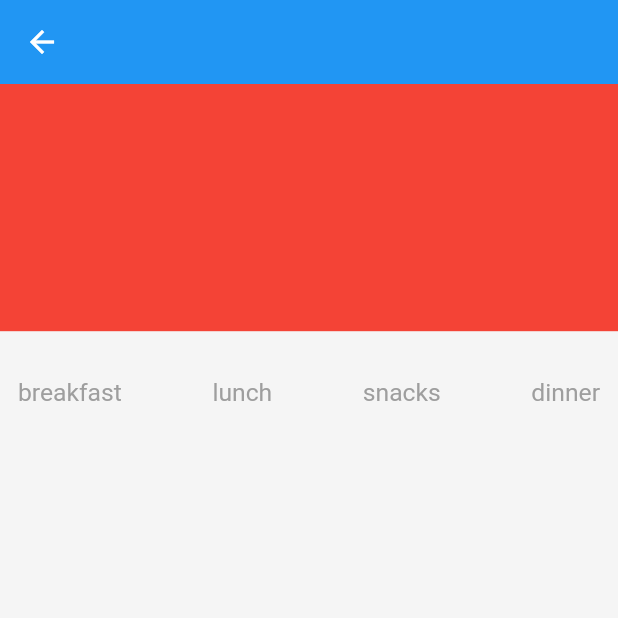
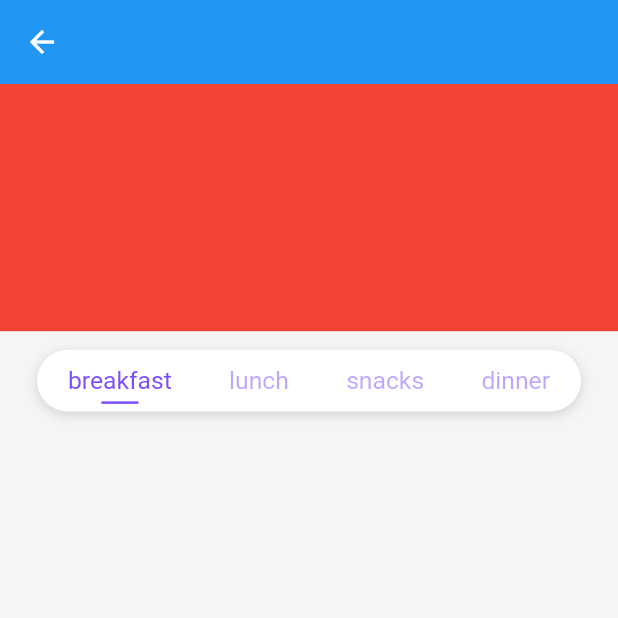
Before and after one commit to Akshiiitsaxena/mealguide-flutter, a Flutter app: the DietRecipesPage screen opened directly with empty values, after a tap on "breakfast", on a phone screen of 412 x 824 dp, the top half of it. Run offline on Flutter 3.47's test engine with Material 2 defaults, Android fonts, the phone set to English and light mode, and no system bars; our stand-ins replace cached_network_image, flutter_hooks, hooks_riverpod, sizer.

Commit message:
feat: update UI on recipe category types

```diff
--- /dev/null
+++ b/lib/pages/recipes/category_tabs.dart
@@ -0,0 +1,186 @@
+import 'package:flutter/material.dart';
+import 'package:hooks_riverpod/hooks_riverpod.dart';
+import 'package:mealguide/models/recipe_model.dart';
+import 'package:mealguide/providers/recipe_type_state_provider.dart';
+import 'package:mealguide/theme/mg_shadows.dart';
+import 'package:sizer/sizer.dart';
+
+class CategoryTabs extends SliverPersistentHeaderDelegate {
+  final RecipeType recipeType;
+  final Function() onChanged;
+
+  CategoryTabs({required this.recipeType, required this.onChanged});
+
+  List<String> types = ['breakfast', 'lunch', 'snacks', 'dinner'];
+
+  @override
+  Widget build(
+      BuildContext context, double shrinkOffset, bool overlapsContent) {
+    final ThemeData theme = Theme.of(context);
+
+    return Align(
+      child: Container(
+        margin: EdgeInsets.symmetric(horizontal: 6.w, vertical: 1.5.h),
+        alignment: Alignment.center,
+        decoration: BoxDecoration(
+          color: theme.focusColor,
+          borderRadius: BorderRadius.circular(250),
+          boxShadow: mgShadow,
+        ),
+        padding: EdgeInsets.symmetric(horizontal: 2.w),
+        height: 8.h,
+        child: Consumer(
+          builder: (context, ref, child) {
+            return Container(
+              padding: EdgeInsets.symmetric(horizontal: 3.w),
+              child: Row(
+                mainAxisAlignment: MainAxisAlignment.spaceBetween,
+
+                children: List.generate(types.length, (index) {
+                  RecipeType currType;
+
+                  switch (types[index]) {
+                    case 'breakfast':
+                      currType = RecipeType.breakfast;
+                      break;
+                    case 'lunch':
+                      currType = RecipeType.lunch;
+                      break;
+                    case 'snacks':
+                      currType = RecipeType.snacks;
+                      break;
+                    case 'dinner':
+                      currType = RecipeType.dinner;
+                      break;
+                    default:
+                      currType = RecipeType.breakfast;
+                  }
+
+                  bool isSelected = recipeType == currType;
+
+                  return InkWell(
+                    onTap: () {
+                      ref
+                          .read(recipeTypeStateNotifierProvider.notifier)
+                          .setCurrentType(currType);
+                      onChanged();
+                    },
+                    child: Column(
+                      mainAxisAlignment: MainAxisAlignment.center,
+                      children: [
+                        SizedBox(height: 0.75.h),
+                        Text(
+                          types[index],
+                          style: theme.textTheme.bodyMedium!.copyWith(
+                            color: isSelected
+                                ? theme.primaryColor
+                                : theme.primaryColor.withOpacity(0.5),
+                          ),
+                        ),
+                        SizedBox(height: 0.5.h),
+                        AnimatedContainer(
+                          duration: const Duration(milliseconds: 150),
+                          curve: Curves.easeIn,
+                          height: 0.2.h,
+                          width: isSelected ? 6.w : 0,
+                          color: theme.primaryColor,
+                        )
+                      ],
+                    ),
+                  );
+                }),
+
+                // children: [
+                //   InkWell(
+                //     onTap: () {
+                //       ref
+                //           .read(recipeTypeStateNotifierProvider.notifier)
+                //           .setCurrentType(RecipeType.breakfast);
+                //       onChanged();
+                //     },
+                //     child: Column(
+                //       children: [
+                //         Text(
+                //           'breakfast',
+                // style: TextStyle(
+                //   color: recipeType == RecipeType.breakfast
+                //       ? Colors.white
+                //       : Colors.grey,
+                // ),
+                //         ),
+                //         Container(
+                //           height: 1.h,
+                //           width: 5.w,
+                //           color: Colors.white,
+                //         )
+                //       ],
+                //     ),
+                //   ),
+                //   InkWell(
+                //     onTap: () {
+                //       ref
+                //           .read(recipeTypeStateNotifierProvider.notifier)
+                //           .setCurrentType(RecipeType.lunch);
+                //       onChanged();
+                //     },
+                //     child: Text(
+                //       'lunch',
+                //       style: TextStyle(
+                //         color: recipeType == RecipeType.lunch
+                //             ? Colors.white
+                //             : Colors.grey,
+                //       ),
+                //     ),
+                //   ),
+                //   InkWell(
+                //     onTap: () {
+                //       ref
+                //           .read(recipeTypeStateNotifierProvider.notifier)
+                //           .setCurrentType(RecipeType.snacks);
+                //       onChanged();
+                //     },
+                //     child: Text(
+                //       'snacks',
+                //       style: TextStyle(
+                //         color: recipeType == RecipeType.snacks
+                //             ? Colors.white
+                //             : Colors.grey,
+                //       ),
+                //     ),
+                //   ),
+                //   InkWell(
+                //     onTap: () {
+                //       ref
+                //           .read(recipeTypeStateNotifierProvider.notifier)
+                //           .setCurrentType(RecipeType.dinner);
+                //       onChanged();
+                //     },
+                //     child: Text(
+                //       'dinner',
+                //       style: TextStyle(
+                //         color: recipeType == RecipeType.dinner
+                //             ? Colors.white
+                //             : Colors.grey,
+                //       ),
+                //     ),
+                //   ),
+                // ],
+              ),
+            );
+          },
+        ),
+      ),
+    );
+  }
+
+  @override
+  double get maxExtent => 8.h;
+
+  @override
+  double get minExtent => 8.h;
+
+  @override
+  bool shouldRebuild(covariant SliverPersistentHeaderDelegate oldDelegate) {
+    return true;
+  }
+}
--- a/lib/pages/recipes/diet_recipes_page.dart
+++ b/lib/pages/recipes/diet_recipes_page.dart
@@ -1,9 +1,9 @@
 import 'package:flutter/material.dart';
-import 'package:flutter/src/widgets/framework.dart';
 import 'package:flutter_hooks/flutter_hooks.dart';
 import 'package:hooks_riverpod/hooks_riverpod.dart';
 import 'package:mealguide/models/diet_model.dart';
 import 'package:mealguide/models/recipe_model.dart';
+import 'package:mealguide/pages/recipes/category_tabs.dart';
 import 'package:mealguide/pages/recipes/diet_recipe_box.dart';
 import 'package:mealguide/providers/recipe_type_state_provider.dart';
 import 'package:sizer/sizer.dart';
@@ -21,6 +21,7 @@ class DietRecipesPage extends HookConsumerWidget {
   @override
   Widget build(BuildContext context, WidgetRef ref) {
     final typeWatcher = ref.watch(recipeTypeStateNotifierProvider);
+    final controller = useScrollController();
 
     useEffect(() {
       WidgetsBinding.instance.addPostFrameCallback(
@@ -36,6 +37,7 @@ class DietRecipesPage extends HookConsumerWidget {
 
     return Scaffold(
       body: CustomScrollView(
+        controller: controller,
         slivers: [
           const SliverAppBar(pinned: true),
           SliverToBoxAdapter(
@@ -45,7 +47,17 @@ class DietRecipesPage extends HookConsumerWidget {
               color: Colors.red,
             ),
           ),
-          SliverPersistentHeader(pinned: true, delegate: RanClass()),
+          SliverPersistentHeader(
+            pinned: true,
+            delegate: CategoryTabs(
+              recipeType: typeWatcher.type,
+              onChanged: () => controller.animateTo(
+                0,
+                duration: const Duration(milliseconds: 300),
+                curve: Curves.easeIn,
+              ),
+            ),
+          ),
           SliverPadding(
             padding: EdgeInsets.symmetric(horizontal: 3.w),
             sliver: SliverGrid.count(
@@ -64,63 +76,3 @@ class DietRecipesPage extends HookConsumerWidget {
     );
   }
 }
-
-class RanClass extends SliverPersistentHeaderDelegate {
-  @override
-  Widget build(
-      BuildContext context, double shrinkOffset, bool overlapsContent) {
-    return Align(
-      child: Container(
-        alignment: Alignment.center,
-        height: 10.h,
-        child: Consumer(
-          builder: (context, ref, child) {
-            return Container(
-              padding: const EdgeInsets.all(12),
-              child: Row(
-                mainAxisAlignment: MainAxisAlignment.spaceBetween,
-                children: [
-                  InkWell(
-                    onTap: () => ref
-                        .read(recipeTypeStateNotifierProvider.notifier)
-                        .setCurrentType(RecipeType.breakfast),
-                    child: const Text('breakfast'),
-                  ),
-                  InkWell(
-                    onTap: () => ref
-                        .read(recipeTypeStateNotifierProvider.notifier)
-                        .setCurrentType(RecipeType.lunch),
-                    child: const Text('lunch'),
-                  ),
-                  InkWell(
-                    onTap: () => ref
-                        .read(recipeTypeStateNotifierProvider.notifier)
-                        .setCurrentType(RecipeType.snacks),
-                    child: const Text('snacks'),
-                  ),
-                  InkWell(
-                    onTap: () => ref
-                        .read(recipeTypeStateNotifierProvider.notifier)
-                        .setCurrentType(RecipeType.dinner),
-                    child: const Text('dinner'),
-                  ),
-                ],
-              ),
-            );
-          },
-        ),
-      ),
-    );
-  }
-
-  @override
-  double get maxExtent => 10.h;
-
-  @override
-  double get minExtent => 10.h;
-
-  @override
-  bool shouldRebuild(covariant SliverPersistentHeaderDelegate oldDelegate) {
-    return true;
-  }
-}
--- a/lib/theme/app_theme.dart
+++ b/lib/theme/app_theme.dart
@@ -6,6 +6,8 @@ class AppTheme {
 
   static final lightTheme = ThemeData(
     scaffoldBackgroundColor: Colors.grey.shade100,
+    primaryColor: Colors.deepPurpleAccent.shade200,
+    focusColor: Colors.white,
     textTheme: TextTheme(
       displayLarge: TextStyle(color: Colors.grey, fontSize: 12.sp),
       displayMedium: TextStyle(color: Colors.grey, fontSize: 12.sp),
@@ -44,7 +46,8 @@ class AppTheme {
 
   static final darkTheme = ThemeData(
     scaffoldBackgroundColor: const Color(0xff121212),
-    focusColor: Colors.grey[850],
+    primaryColor: Colors.deepPurpleAccent.shade200,
+    focusColor: Colors.grey[900],
     textTheme: TextTheme(
       displayLarge: TextStyle(color: Colors.grey, fontSize: 12.sp),
       displayMedium: TextStyle(color: Colors.grey, fontSize: 12.sp),
```
